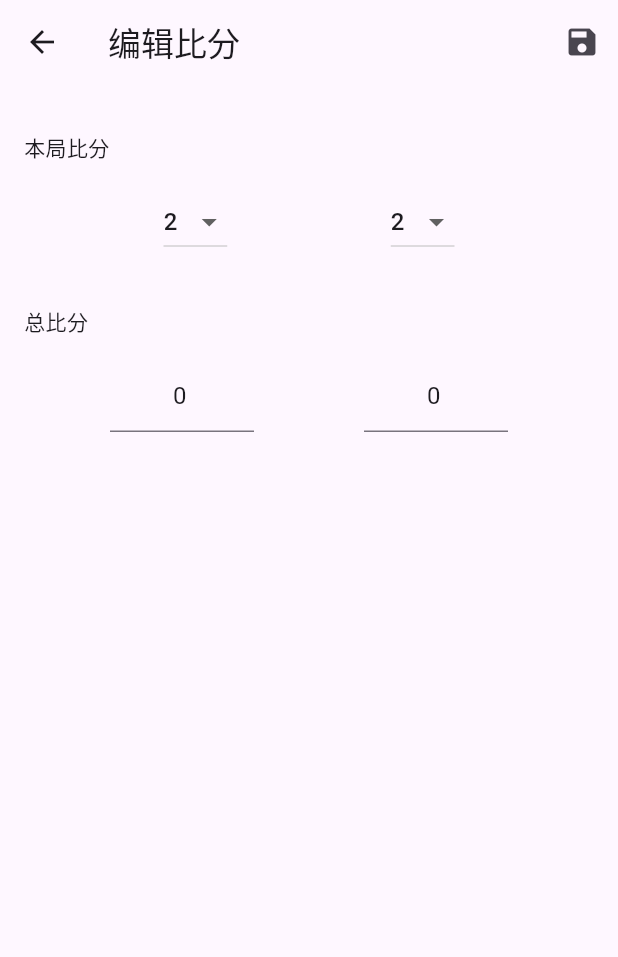
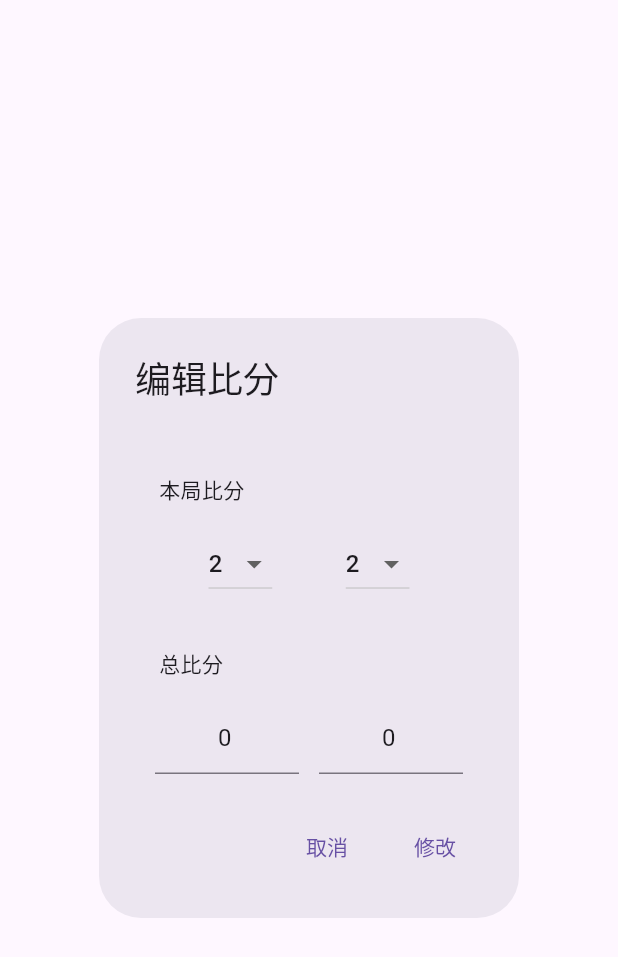
Before and after one commit to xnth97/gdscore, a Flutter app: the EditPage widget shown alone on an empty page, opened directly, on a phone screen of 412 x 824 dp. Shown: the top 957 px of the screen. Run offline on Flutter 3.47's test engine with Material 2 defaults, Android fonts, the phone set to English and light mode, and no system bars.

Commit message:
UI adjustment

```diff
--- a/lib/edit_page.dart
+++ b/lib/edit_page.dart
@@ -36,11 +36,11 @@ class _EditPageState extends State<EditPage> {
   }
 
   Widget _buildTotalScoreTextField(GameSide side) {
-    return Container(
+    return SizedBox(
       width: 96,
       child: TextFormField(
         initialValue: _editedTotalScore[side].toString(),
-        keyboardType: TextInputType.numberWithOptions(
+        keyboardType: const TextInputType.numberWithOptions(
           signed: false,
           decimal: false,
         ),
@@ -56,25 +56,14 @@ class _EditPageState extends State<EditPage> {
 
   @override
   Widget build(BuildContext context) {
-    return Scaffold(
-      appBar: AppBar(
-        title: Text('编辑比分'),
-        actions: <Widget>[
-          IconButton(
-            icon: Icon(Icons.save),
-            onPressed: () {
-              saveEdit();
-              Navigator.of(context).pop();
-            },
-          ),
-        ],
-      ),
-      body: SingleChildScrollView(
-        child: Column(
+    return AlertDialog(
+      title: const Text('编辑比分'),
+      content: Column(
         mainAxisAlignment: MainAxisAlignment.center,
+        mainAxisSize: MainAxisSize.min,
         crossAxisAlignment: CrossAxisAlignment.stretch,
         children: <Widget>[
-            Padding(
+          const Padding(
             padding: EdgeInsets.fromLTRB(16.0, 32.0, 16.0, 16.0),
             child: Text('本局比分'),
           ),
@@ -85,7 +74,7 @@ class _EditPageState extends State<EditPage> {
               _buildScoreButton(GameSide.right),
             ],
           ),
-            Padding(
+          const Padding(
             padding: EdgeInsets.fromLTRB(16.0, 32.0, 16.0, 16.0),
             child: Text('总比分'),
           ),
@@ -99,7 +88,51 @@ class _EditPageState extends State<EditPage> {
           ),
         ],
       ),
+      actions: [
+        TextButton(
+          child: const Text('取消'),
+          onPressed: () {
+            Navigator.of(context).pop();
+          },
         ),
+        TextButton(
+          child: const Text('修改'),
+          onPressed: () {
+            saveEdit();
+            Navigator.of(context).pop();
+          },
+        ),
+      ],
     );
+    // return  Column(
+    //       mainAxisAlignment: MainAxisAlignment.center,
+    //       mainAxisSize: MainAxisSize.min,
+    //       crossAxisAlignment: CrossAxisAlignment.stretch,
+    //       children: <Widget>[
+    //         Padding(
+    //           padding: EdgeInsets.fromLTRB(16.0, 32.0, 16.0, 16.0),
+    //           child: Text('本局比分'),
+    //         ),
+    //         Row(
+    //           mainAxisAlignment: MainAxisAlignment.spaceEvenly,
+    //           children: <Widget>[
+    //             _buildScoreButton(GameSide.left),
+    //             _buildScoreButton(GameSide.right),
+    //           ],
+    //         ),
+    //         Padding(
+    //           padding: EdgeInsets.fromLTRB(16.0, 32.0, 16.0, 16.0),
+    //           child: Text('总比分'),
+    //         ),
+    //         Row(
+    //           mainAxisAlignment: MainAxisAlignment.spaceEvenly,
+    //           crossAxisAlignment: CrossAxisAlignment.center,
+    //           children: <Widget>[
+    //             _buildTotalScoreTextField(GameSide.left),
+    //             _buildTotalScoreTextField(GameSide.right),
+    //           ],
+    //         ),
+    //       ],
+    // );
   }
 }
--- a/lib/main.dart
+++ b/lib/main.dart
@@ -29,7 +29,7 @@ class App extends StatelessWidget {
       ),
       home: ChangeNotifierProvider(
         create: (context) => GameModel(),
-        child: ScoreboardPage(),
+        child: const ScoreboardPage(),
       ),
     );
   }
--- a/pubspec.yaml
+++ b/pubspec.yaml
@@ -15,7 +15,7 @@ publish_to: 'none' # Remove this line if you wish to publish to pub.dev
 # In iOS, build-name is used as CFBundleShortVersionString while build-number used as CFBundleVersion.
 # Read more about iOS versioning at
 # https://developer.apple.com/library/archive/documentation/General/Reference/InfoPlistKeyReference/Articles/CoreFoundationKeys.html
-version: 1.0.0+1
+version: 1.4
 
 environment:
   sdk: ">=2.17.1 <3.0.0"
```
Also changed, not shown: lib/about_page.dart (+5 -3 lines), lib/scoreboard_page.dart (+22 -17 lines). Lines whose indentation alone changed are shown as unchanged.
